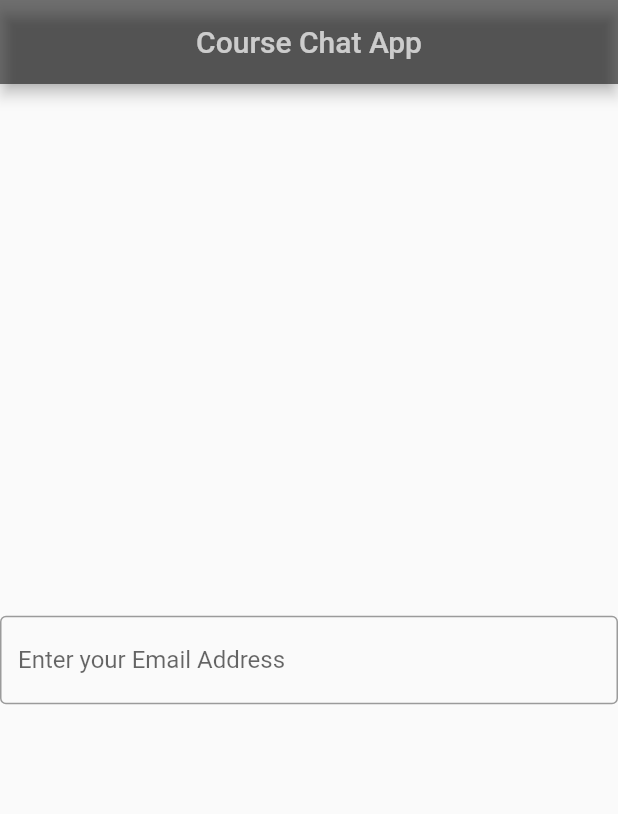
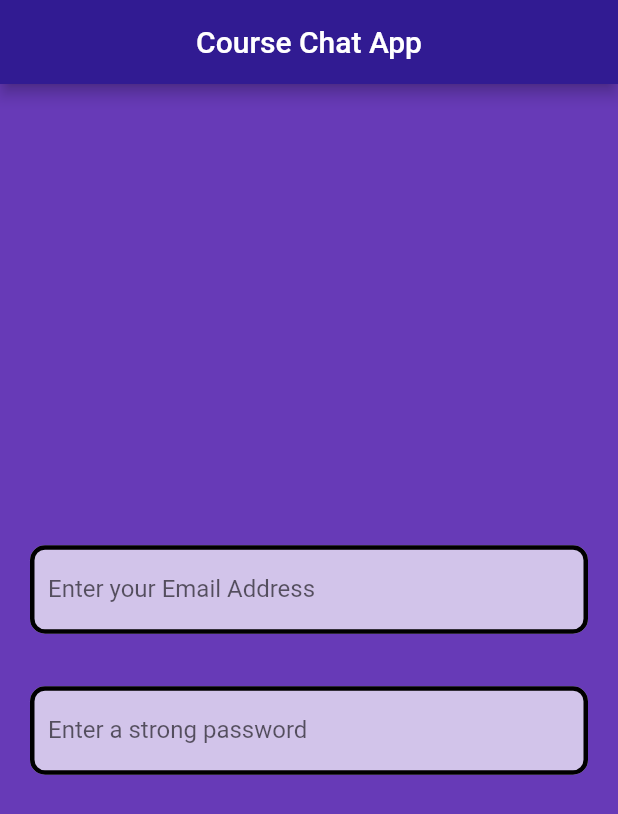
Before and after one commit to tusharbansal22/CS200-Chat-App, a Flutter app: the screen it shows after launch, on a phone screen of 412 x 824 dp. Shown: the top 814 px of the screen. Run offline on Flutter 3.47's test engine with Material 2 defaults, Android fonts, the phone set to English and light mode, and no system bars; our stand-ins replace supabase_flutter; accounts and stored records are empty.

Commit message:
added design, modified the text fields and added a password field

```diff
--- a/lib/screens/register.dart
+++ b/lib/screens/register.dart
@@ -18,23 +18,55 @@ class _RegisterScreenState extends State<RegisterScreen> {
         appBar: AppBar(
           title: Text(
             'Course Chat App',
-            style: TextStyle(color: Colors.white70),
+            style: TextStyle(color: Colors.white),
           ),
-          backgroundColor: Colors.black54,
+          backgroundColor: Colors.deepPurple[900],
           centerTitle: true,
         ),
         body: Container(
+          color: Colors.deepPurple,
           child: Column(
             mainAxisAlignment: MainAxisAlignment.center,
             children: [
-              TextField(
+              Container(
+                margin: EdgeInsets.symmetric(horizontal: 20),
+                child: TextField(
                   onChanged: (value) {
                     email = value;
                   },
                   keyboardType: TextInputType.emailAddress,
                   decoration: InputDecoration(
-                  border: OutlineInputBorder(),
+                    fillColor: Colors.white70,
+                    filled: true,
+                    enabledBorder: OutlineInputBorder().copyWith(
+                        borderRadius:
+                            const BorderRadius.all(Radius.circular(10.0)),
+                        borderSide:
+                            const BorderSide(width: 3, color: Colors.black)),
                     labelText: 'Enter your Email Address',
+                  ),
+                ),
+              ),
+              SizedBox(
+                height: 35,
+              ),
+              Container(
+                margin: EdgeInsets.symmetric(horizontal: 20),
+                child: TextField(
+                  onChanged: (value) {
+                    password = value;
+                  },
+                  obscureText: true,
+                  decoration: InputDecoration(
+                    fillColor: Colors.white70,
+                    filled: true,
+                    enabledBorder: OutlineInputBorder().copyWith(
+                        borderRadius:
+                            const BorderRadius.all(Radius.circular(10.0)),
+                        borderSide:
+                            const BorderSide(width: 3, color: Colors.black)),
+                    labelText: 'Enter a strong password',
+                  ),
                 ),
               )
             ],
```
Lines whose indentation alone changed are shown as unchanged.
